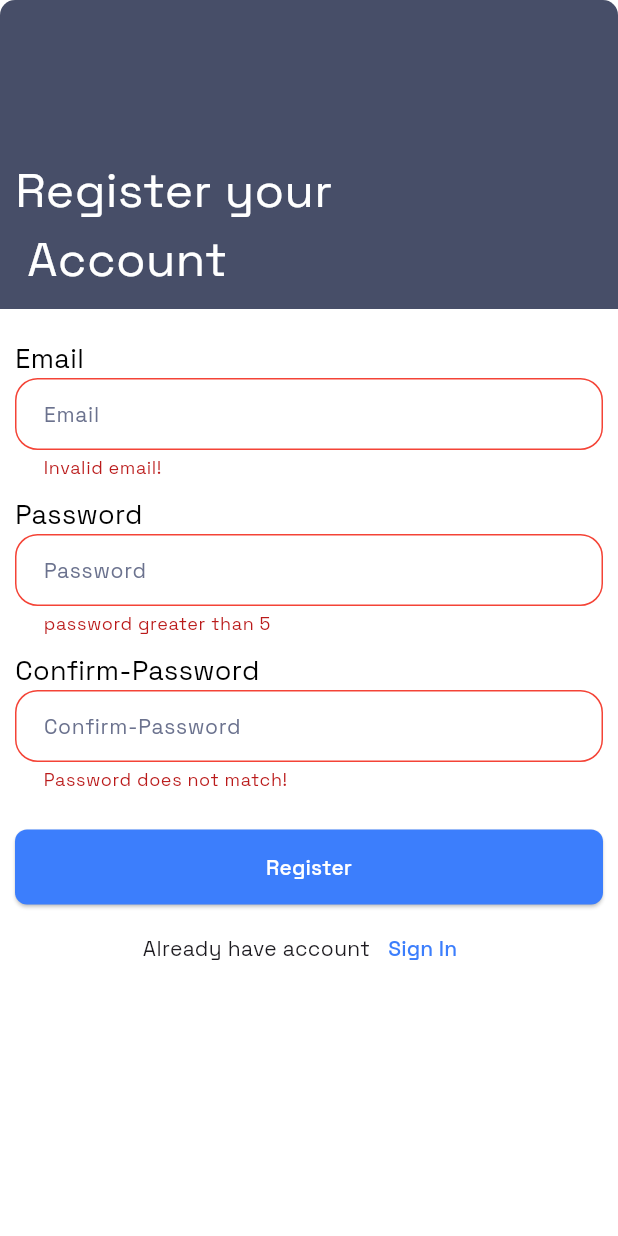
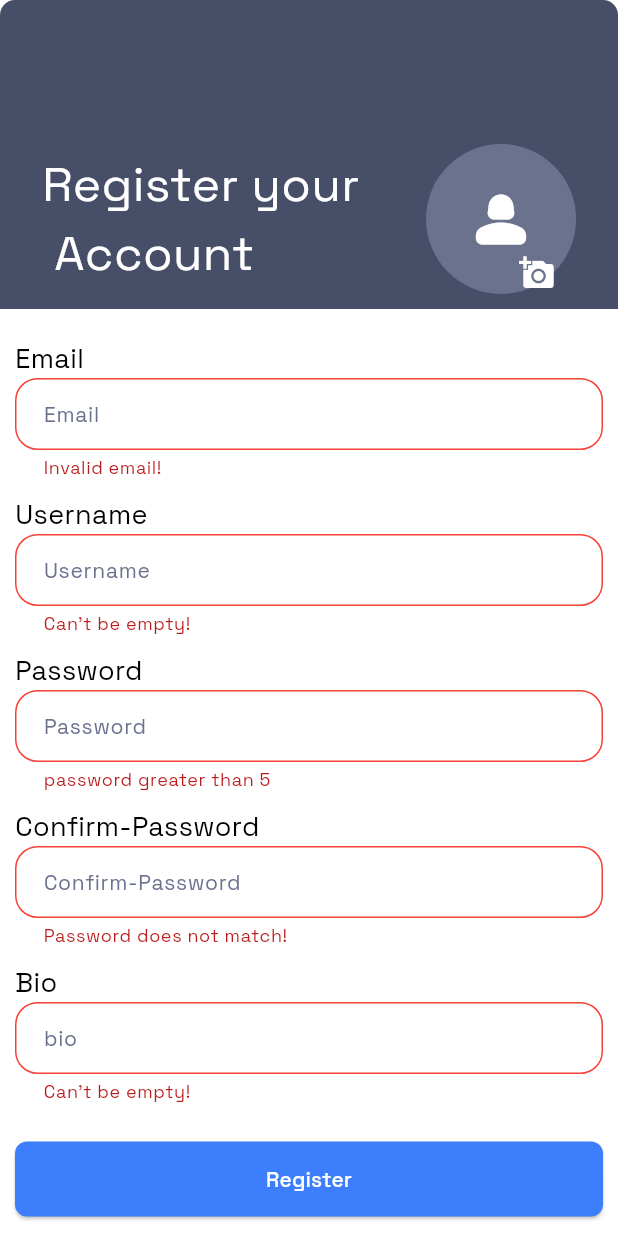
Before and after one commit to Sahilkaushik00/WorldHelps, a Flutter app: the screen it shows after launch, after a tap on "Register", on a phone screen of 412 x 824 dp. Run offline on Flutter 3.47's test engine with Material 3 defaults, Android fonts, the light colour scheme and no system bars; our stand-ins replace bloc, cloud_firestore, email_validator, equatable, firebase_auth, firebase_core and 4 more; accounts and stored records are empty.

Commit message:
user model added

```diff
--- /dev/null
+++ b/lib/auth/data/model/user.dart
@@ -0,0 +1,102 @@
+// ignore_for_file: public_member_api_docs, sort_constructors_first
+import 'dart:convert';
+
+import 'package:flutter/foundation.dart';
+
+class User {
+  final String username;
+  final String email;
+  final String uid;
+  final String photoUrl;
+  final String bio;
+  final List followers;
+  final List following;
+
+  User({
+    required this.username,
+    required this.email,
+    required this.uid,
+    required this.photoUrl,
+    required this.bio,
+    required this.followers,
+    required this.following,
+  });
+
+  User copyWith({
+    String? name,
+    String? email,
+    String? uid,
+    String? photoUrl,
+    String? bio,
+    List? followers,
+    List? following,
+  }) {
+    return User(
+      username: name ?? this.username,
+      email: email ?? this.email,
+      uid: uid ?? this.uid,
+      photoUrl: photoUrl ?? this.photoUrl,
+      bio: bio ?? this.bio,
+      followers: followers ?? this.followers,
+      following: following ?? this.following,
+    );
+  }
+
+  Map<String, dynamic> toMap() {
+    return <String, dynamic>{
+      'name': username,
+      'email': email,
+      'uid': uid,
+      'photoUrl': photoUrl,
+      'bio': bio,
+      'followers': followers,
+      'following': following,
+    };
+  }
+
+  factory User.fromMap(Map<String, dynamic> map) {
+    return User(
+      username: map['name'] as String,
+      email: map['email'] as String,
+      uid: map['uid'] as String,
+      photoUrl: map['photoUrl'] as String,
+      bio: map['bio'] as String,
+      followers: List.from((map['followers'] as List)),
+      following: List.from((map['following'] as List)),
+    );
+  }
+
+  String toJson() => json.encode(toMap());
+
+  factory User.fromJson(String source) =>
+      User.fromMap(json.decode(source) as Map<String, dynamic>);
+
+  @override
+  String toString() {
+    return 'User(name: $username, email: $email, uid: $uid, photoUrl: $photoUrl, bio: $bio, followers: $followers, following: $following)';
+  }
+
+  @override
+  bool operator ==(covariant User other) {
+    if (identical(this, other)) return true;
+
+    return other.username == username &&
+        other.email == email &&
+        other.uid == uid &&
+        other.photoUrl == photoUrl &&
+        other.bio == bio &&
+        listEquals(other.followers, followers) &&
+        listEquals(other.following, following);
+  }
+
+  @override
+  int get hashCode {
+    return username.hashCode ^
+        email.hashCode ^
+        uid.hashCode ^
+        photoUrl.hashCode ^
+        bio.hashCode ^
+        followers.hashCode ^
+        following.hashCode;
+  }
+}
--- a/lib/auth/presentation/blocs/auth/auth_bloc.dart
+++ b/lib/auth/presentation/blocs/auth/auth_bloc.dart
@@ -1,4 +1,5 @@
 import 'dart:developer';
+import 'dart:typed_data';
 
 import 'package:bloc/bloc.dart';
 import 'package:equatable/equatable.dart';
@@ -32,6 +33,9 @@ class AuthBloc extends Bloc<AuthEvent, AuthState> {
         emit(LoadingState());
         try {
           await authRepository.signup(
+            name: event.name,
+            bio: event.bio,
+            file: event.file,
             email: event.email,
             password: event.password,
           );
--- a/lib/auth/presentation/blocs/auth/auth_event.dart
+++ b/lib/auth/presentation/blocs/auth/auth_event.dart
@@ -7,7 +7,16 @@ abstract class AuthEvent extends Equatable {
 class SignupRequested extends AuthEvent {
   final String email;
   final String password;
-  const SignupRequested({required this.email, required this.password});
+  final String name;
+  final String bio;
+  final Uint8List file;
+  const SignupRequested({
+    required this.email,
+    required this.password,
+    required this.name,
+    required this.bio,
+    required this.file,
+  });
 
   @override
   List<Object?> get props => [email, password];
--- a/lib/auth/presentation/pages/register.dart
+++ b/lib/auth/presentation/pages/register.dart
@@ -1,20 +1,53 @@
+import 'dart:developer';
+import 'dart:typed_data';
+
 import 'package:email_validator/email_validator.dart';
 import 'package:flutter/material.dart';
 import 'package:flutter_bloc/flutter_bloc.dart';
+import 'package:image_picker/image_picker.dart';
+import 'package:worldhelps/utils/utils.dart';
 import '../blocs/auth/auth_bloc.dart';
 import 'loginscreen.dart';
-// import 'package:flutter_bloc/flutter_bloc.dart';
 import '../../../common/widgets/customtextfield.dart';
 import '../../../constants/colors.dart';
 
-// import '../blocs/auth/auth_bloc.dart';
+class RegisterScreen extends StatefulWidget {
+  const RegisterScreen({super.key});
 
-class RegisterScreen extends StatelessWidget {
-  RegisterScreen({super.key});
+  @override
+  State<RegisterScreen> createState() => _RegisterScreenState();
+}
+
+class _RegisterScreenState extends State<RegisterScreen> {
   final emailController = TextEditingController();
+
+  final nameController = TextEditingController();
+
+  final bioController = TextEditingController();
+
   final passController = TextEditingController();
+
   final cPassController = TextEditingController();
+
   final _formKey = GlobalKey<FormState>();
+
+  Uint8List? file;
+  void selectImage() async {
+    Uint8List img = await pickImage(ImageSource.gallery);
+    setState(() {
+      file = img;
+    });
+  }
+
+  @override
+  void dispose() {
+    super.dispose();
+    emailController.dispose();
+    nameController.dispose();
+    bioController.dispose();
+    passController.dispose();
+    cPassController.dispose();
+  }
 
   @override
   Widget build(BuildContext context) {
@@ -43,11 +76,51 @@ class RegisterScreen extends StatelessWidget {
                         topRight: Radius.circular(10),
                       ),
                     ),
-                  child: const Text(
+                    child: Row(
+                      mainAxisAlignment: MainAxisAlignment.spaceAround,
+                      children: [
+                        const Text(
                           "Register your \n Account",
                           style: TextStyle(color: primaryWhite, fontSize: 32),
                         ),
+                        GestureDetector(
+                          onTap: () {
+                            selectImage();
+                            log("message");
+                          },
+                          child: Stack(
+                            children: [
+                              file != null
+                                  ? CircleAvatar(
+                                      backgroundColor: primary,
+                                      backgroundImage: MemoryImage(file!),
+                                      radius: 50,
+                                    )
+                                  : const CircleAvatar(
+                                      backgroundColor: primaryGrey,
+                                      radius: 50,
+                                      child: Icon(
+                                        Icons.person_2_rounded,
+                                        color: Colors.white,
+                                        size: 50,
                                       ),
+                                    ),
+                              Positioned(
+                                bottom: -10,
+                                left: 50,
+                                child: IconButton(
+                                  onPressed: () {},
+                                  icon: const Icon(
+                                    Icons.add_a_photo,
+                                    color: Colors.white,
+                                  ),
+                                ),
+                              ),
+                            ],
+                          ),
+                        ),
+                      ],
+                    )),
                 const SizedBox(height: 20),
                 // email
                 titletext("Email"),
@@ -60,6 +133,23 @@ class RegisterScreen extends StatelessWidget {
                   validator: (value) {
                     if (!EmailValidator.validate(value!)) {
                       return 'Invalid email!';
+                    }
+                    return null;
+                  },
+                ),
+
+                const SizedBox(height: 10),
+                // username
+                titletext("Username"),
+                CustomTextField(
+                  controller: nameController,
+                  ispass: false,
+                  hintText: "Username",
+                  keyboardType: TextInputType.emailAddress,
+                  onFieldSubmitted: (p0) => FocusScope.of(context).nextFocus(),
+                  validator: (value) {
+                    if (value!.isEmpty) {
+                      return "Can't be empty!";
                     }
                     return null;
                   },
@@ -95,6 +185,23 @@ class RegisterScreen extends StatelessWidget {
                   },
                 ),
 
+                const SizedBox(height: 10),
+                // Bio
+                titletext("Bio"),
+                CustomTextField(
+                  controller: bioController,
+                  ispass: false,
+                  hintText: "bio",
+                  keyboardType: TextInputType.emailAddress,
+                  onFieldSubmitted: (p0) => FocusScope.of(context).nextFocus(),
+                  validator: (value) {
+                    if (value!.isEmpty) {
+                      return "Can't be empty!";
+                    }
+                    return null;
+                  },
+                ),
+
                 const SizedBox(height: 20),
                 // register button
                 Align(
@@ -108,10 +215,14 @@ class RegisterScreen extends StatelessWidget {
                       child: const Text("Register"),
                       onPressed: () {
                         if (_formKey.currentState!.validate()) {
+                          print(file);
                           _authbloc.add(
                             SignupRequested(
+                              name: nameController.text,
+                              bio: bioController.text,
                               email: emailController.text,
                               password: passController.text,
+                              file: file!,
                             ),
                           );
                         }
--- a/pubspec.yaml
+++ b/pubspec.yaml
@@ -45,6 +45,9 @@ dependencies:
   email_validator: ^2.1.17
   flutter_svg: ^2.0.9
   intl: ^0.19.0
+  cloud_firestore: ^4.14.0
+  firebase_storage: ^11.6.0
+  image_picker: ^1.0.7
 
 dev_dependencies:
   flutter_test:
```
Also changed, not shown: lib/auth/data/repositories/auth_repository.dart (+38 -2 lines), lib/auth/data/repositories/storage_repo.dart (added, +30 -0 lines), lib/user/presentation/pages/home.dart (added, +12 -0 lines), lib/utils/utils.dart (added, +12 -0 lines), pubspec.lock, 5 other files. Lines whose indentation alone changed are shown as unchanged.
